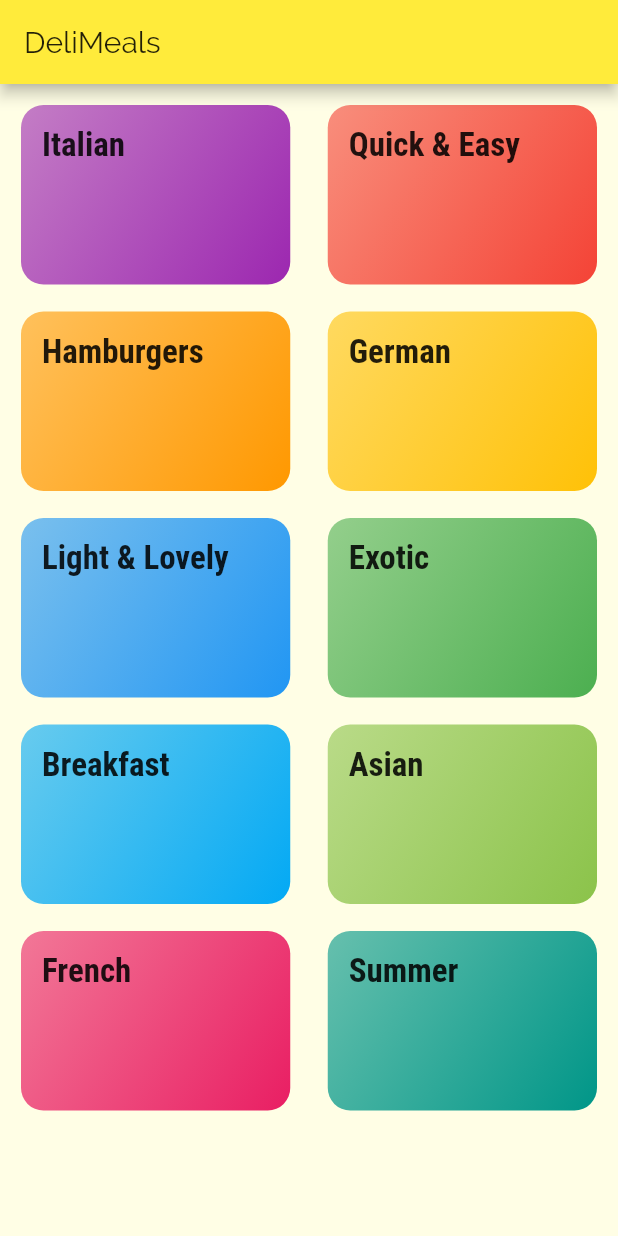
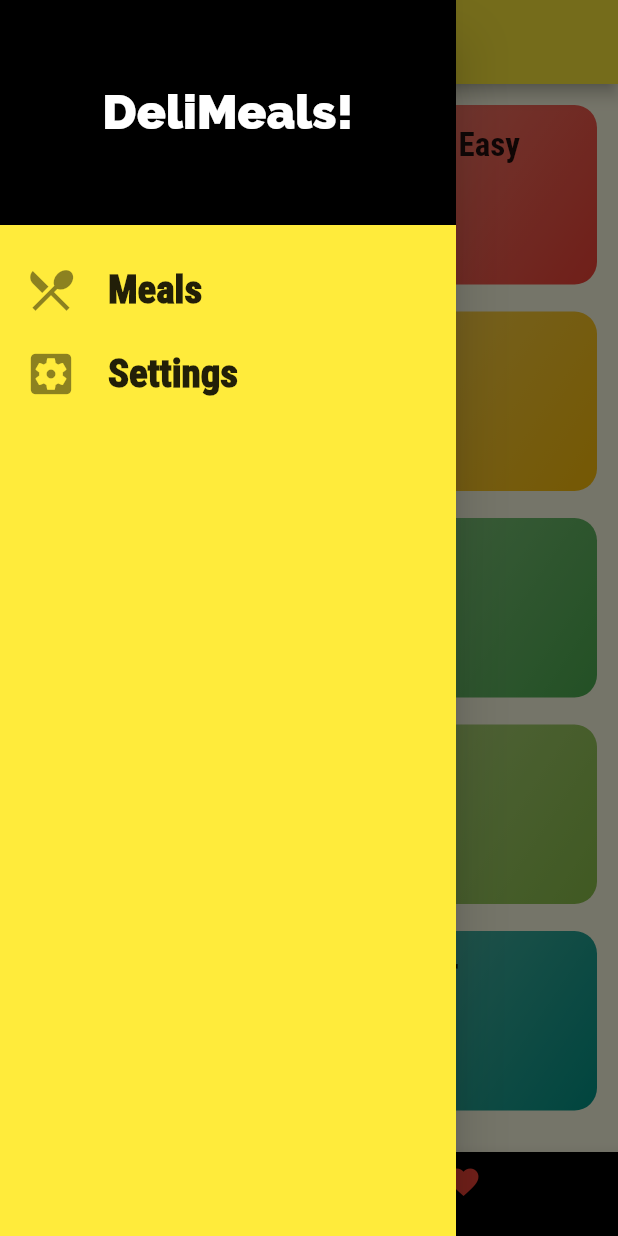
Before and after one commit to pr4nshul/meals_app, a Flutter app: the screen it shows after launch, with the side drawer open (before the commit the screen has no drawer), on a phone screen of 412 x 824 dp. Run offline on Flutter 3.47's test engine with Material 2 defaults, Android fonts, the phone set to English and light mode, and no system bars.

Commit message:
added drawer

```diff
--- a/lib/main.dart
+++ b/lib/main.dart
@@ -1,4 +1,6 @@
 import 'package:flutter/material.dart';
+import './screens/filters_screen.dart';
+import './screens/tab_screen.dart';
 import './screens/meal_detail_screen.dart';
 import './screens/category_meals_screen.dart';
 import './screens/categories_screen.dart';
@@ -27,14 +29,17 @@ class MyApp extends StatelessWidget {
               ),
             ),
       ),
-      home: Scaffold(
-       // backgroundColor: Colors.white,
-        appBar: AppBar(title: const Text('DeliMeals')),
-        body: CategoryScreen(),
-      ),
+//      home: Scaffold(
+//       // backgroundColor: Colors.white,
+//        appBar: AppBar(title: const Text('DeliMeals')),
+//        body: CategoryScreen(),
+//      ),
+      initialRoute: '/',
       routes: {
+        '/' : (ctx) => TabsScreen(),
         CategoryMealsScreen.routeName: (ctx) => CategoryMealsScreen(),
         MealScreenDetail.routeName: (ctx) => MealScreenDetail(),
+        FiltersScreen.routeName: (ctx) => FiltersScreen(),
       },
     );
   }
--- a/lib/screens/categories_screen.dart
+++ b/lib/screens/categories_screen.dart
@@ -15,7 +15,7 @@ class CategoryScreen extends StatelessWidget {
       ),
       children: DUMMY_CATEGORIES
           .map(
-            (catData) => CategoryItem(catData.id,catData.color, catData.title),
+            (catData) => CategoryItem(catData.id, catData.color, catData.title),
           )
           .toList(),
     );
--- /dev/null
+++ b/lib/screens/favourite_screen.dart
@@ -0,0 +1,10 @@
+import 'package:flutter/material.dart';
+
+class FavouritesScreen extends StatelessWidget {
+  @override
+  Widget build(BuildContext context) {
+    return Center(
+      child: Text('Favourites'),
+    );
+  }
+}
--- /dev/null
+++ b/lib/screens/filters_screen.dart
@@ -0,0 +1,19 @@
+import 'package:flutter/material.dart';
+import '../widgets/main_drawer.dart';
+
+class FiltersScreen extends StatelessWidget {
+  static const routeName = '/filters-screen';
+
+  @override
+  Widget build(BuildContext context) {
+    return Scaffold(
+      appBar: AppBar(
+        title: Text('Filters'),
+      ),
+      drawer: MainDrawer(),
+      body: Center(
+        child: Text('Filters Screen'),
+      ),
+    );
+  }
+}
--- a/lib/screens/tab_screen.dart
+++ b/lib/screens/tab_screen.dart
@@ -1,12 +1,64 @@
 import 'package:flutter/material.dart';
+import 'package:meals_app/widgets/main_drawer.dart';
+import './categories_screen.dart';
+import './favourite_screen.dart';
+
 class TabsScreen extends StatefulWidget {
   @override
   _TabsScreenState createState() => _TabsScreenState();
 }
 
 class _TabsScreenState extends State<TabsScreen> {
+  final List<Map<String, Object>> pages = [
+    {'page': CategoryScreen(), 'bar': 'DeliMeals'},
+    {'page': FavouritesScreen(), 'bar': 'Favourites'}
+  ];
+  int selectedIndex = 0;
+
+  void selectPage(int index) {
+    setState(() {
+      selectedIndex = index;
+    });
+  }
+
   @override
   Widget build(BuildContext context) {
-    return Scaffold();
+    return Scaffold(
+      appBar: AppBar(
+        title: Text(pages[selectedIndex]['bar']),
+      ),
+      body: pages[selectedIndex]['page'],
+      drawer: MainDrawer(),
+      bottomNavigationBar: BottomNavigationBar(
+        backgroundColor: Theme.of(context).accentColor,
+        onTap: selectPage,
+        currentIndex: selectedIndex,
+        selectedLabelStyle: TextStyle(fontWeight: FontWeight.bold),
+        items: [
+          BottomNavigationBarItem(
+            icon: Icon(
+              Icons.category,
+              color: Colors.yellow,
+            ),
+            title: Text(
+              'Category',
+              style: TextStyle(color: Colors.yellow),
+            ),
+          ),
+          BottomNavigationBarItem(
+            icon: Icon(
+              Icons.favorite,
+              color: Colors.red,
+            ),
+            title: Text(
+              'Favourites',
+              style: TextStyle(
+                color: Colors.red,
+              ),
+            ),
+          ),
+        ],
+      ),
+    );
   }
 }
--- /dev/null
+++ b/lib/widgets/main_drawer.dart
@@ -0,0 +1,66 @@
+import 'package:flutter/material.dart';
+import 'package:meals_app/screens/filters_screen.dart';
+
+class MainDrawer extends StatelessWidget {
+  Widget buildTile(String input, IconData icon, Function tapHandle) {
+    return ListTile(
+      title: Text(
+        input,
+        style: TextStyle(
+          fontWeight: FontWeight.w900,
+          fontFamily: 'RobotoCondensed',
+          fontSize: 26,
+        ),
+      ),
+      leading: Icon(
+        icon,
+        size: 36,
+      ),
+      onTap: tapHandle,
+    );
+  }
+
+  @override
+  Widget build(BuildContext context) {
+    return Drawer(
+      child: Container(
+        color: Colors.yellow,
+        child: Column(
+          children: [
+            Container(
+              height: 150,
+              width: double.infinity,
+              color: Colors.black,
+              child: Center(
+                child: Text(
+                  'DeliMeals!',
+                  style: TextStyle(
+                      color: Colors.white,
+                      fontSize: 32,
+                      fontWeight: FontWeight.w900),
+                ),
+              ),
+            ),
+            SizedBox(
+              height: 15,
+            ),
+            buildTile(
+              'Meals',
+              Icons.restaurant_menu,
+              (){
+                Navigator.of(context).pushReplacementNamed('/');
+              },
+            ),
+            buildTile(
+              'Settings',
+              Icons.settings_applications,
+              (){
+                Navigator.of(context).pushReplacementNamed(FiltersScreen.routeName);
+              },
+            ),
+          ],
+        ),
+      ),
+    );
+  }
+}
```
